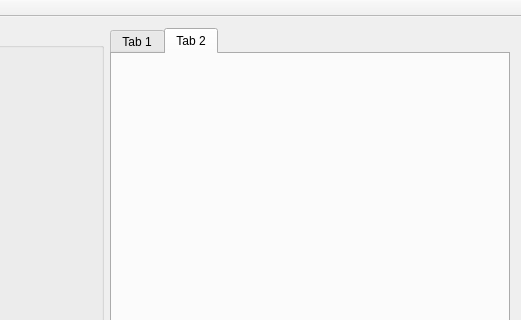
Qt form mainwindow.ui (kiselvserg/CGM) before a commit; both pictures show x 482 to 1003 and y 0 to 320 of the 1003 by 614 pixel window.
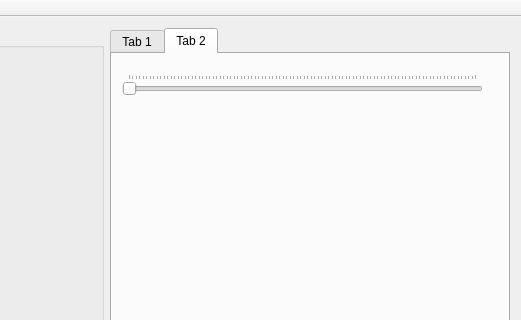
The same form after that commit. The open tabs and pages were chosen to show the change.

What changed in the file:
```diff
--- a/mainwindow.ui
+++ b/mainwindow.ui
@@ -235,6 +235,25 @@
          <attribute name="title">
           <string>Tab 2</string>
          </attribute>
+         <widget class="QSlider" name="horizontalSlider">
+          <property name="geometry">
+           <rect>
+            <x>10</x>
+            <y>20</y>
+            <width>361</width>
+            <height>22</height>
+           </rect>
+          </property>
+          <property name="orientation">
+           <enum>Qt::Horizontal</enum>
+          </property>
+          <property name="tickPosition">
+           <enum>QSlider::TicksAbove</enum>
+          </property>
+          <property name="tickInterval">
+           <number>1</number>
+          </property>
+         </widget>
         </widget>
        </widget>
       </item>
```
Left out of the diff: 15 changed lines with no effect on the pictures.
